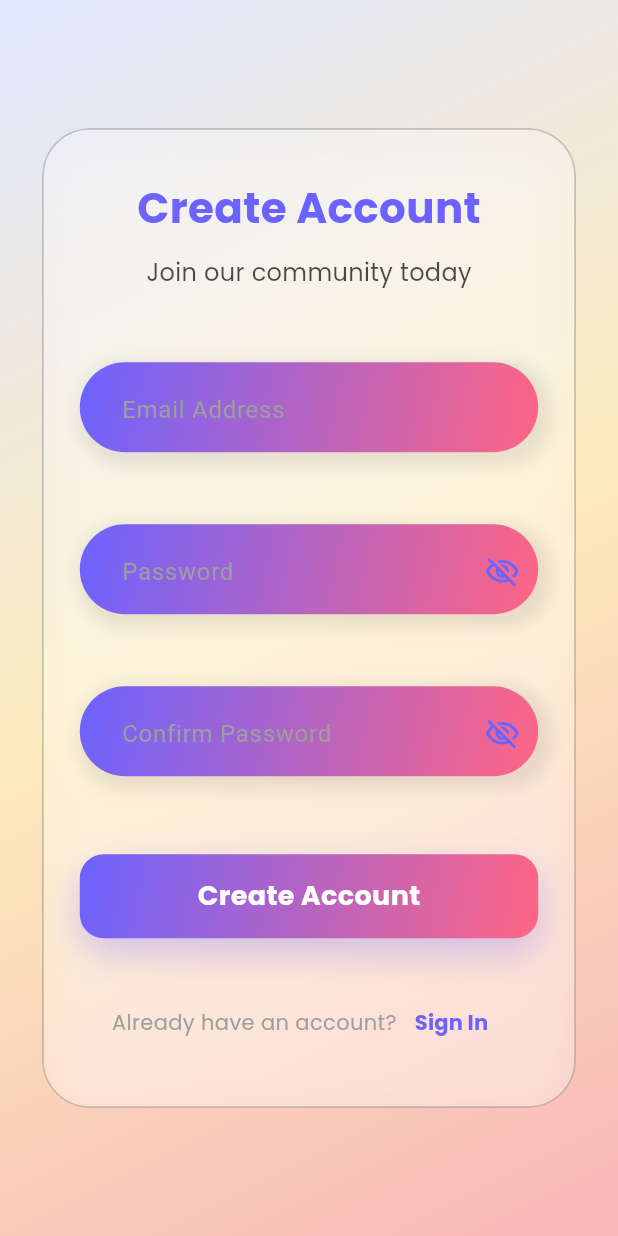
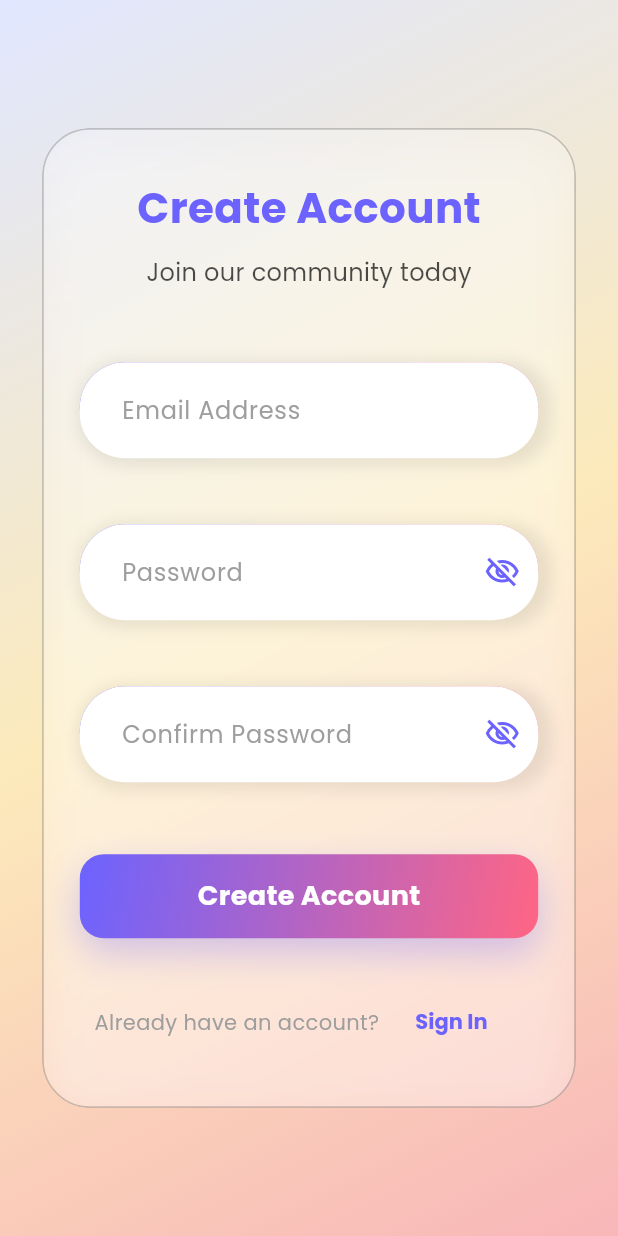
Before and after one commit to MohamedAlkindi/EventConnect, a Flutter app: the screen it shows after launch, after a tap on "Get Started", on a phone screen of 412 x 824 dp. Run offline on Flutter 3.47's test engine with Material 3 defaults, Android fonts, the phone set to English and light mode, and no system bars; our stand-ins replace bloc, cloud_firestore, confetti, firebase_auth, firebase_core, flutter_bloc and 6 more; accounts and stored records are empty; network calls fail.

Commit message:
light UI modification

```diff
--- /dev/null
+++ b/lib/core/theme/app_theme.dart
@@ -0,0 +1,180 @@
+import 'package:flutter/material.dart';
+import 'package:google_fonts/google_fonts.dart';
+
+class AppTheme {
+  static const Color primaryColor = Color(0xFF6C63FF); // Modern purple
+  static const Color secondaryColor = Color(0xFFFF6584); // Vibrant pink
+  static const Color accentColor = Color(0xFFFFB74D); // Warm orange
+  static const Color backgroundColor = Color(0xFFF8F9FE); // Light background
+  static const Color surfaceColor = Colors.white;
+  static const Color errorColor = Color(0xFFE57373);
+  static const Color successColor = Color(0xFF81C784);
+  static const Color textPrimaryColor = Color(0xFF2D3142);
+  static const Color textSecondaryColor = Color(0xFF9C9EB9);
+
+  static ThemeData get lightTheme {
+    return ThemeData(
+      useMaterial3: true,
+      colorScheme: ColorScheme.light(
+        primary: primaryColor,
+        secondary: secondaryColor,
+        surface: surfaceColor,
+        background: backgroundColor,
+        error: errorColor,
+      ),
+      textTheme: GoogleFonts.poppinsTextTheme(
+        TextTheme(
+          displayLarge: TextStyle(
+            color: textPrimaryColor,
+            fontWeight: FontWeight.bold,
+          ),
+          displayMedium: TextStyle(
+            color: textPrimaryColor,
+            fontWeight: FontWeight.bold,
+          ),
+          displaySmall: TextStyle(
+            color: textPrimaryColor,
+            fontWeight: FontWeight.bold,
+          ),
+          headlineMedium: TextStyle(
+            color: textPrimaryColor,
+            fontWeight: FontWeight.w600,
+          ),
+          headlineSmall: TextStyle(
+            color: textPrimaryColor,
+            fontWeight: FontWeight.w600,
+          ),
+          titleLarge: TextStyle(
+            color: textPrimaryColor,
+            fontWeight: FontWeight.w600,
+          ),
+          bodyLarge: TextStyle(
+            color: textPrimaryColor,
+          ),
+          bodyMedium: TextStyle(
+            color: textSecondaryColor,
+          ),
+        ),
+      ),
+      appBarTheme: AppBarTheme(
+        backgroundColor: surfaceColor,
+        elevation: 0,
+        centerTitle: true,
+        iconTheme: IconThemeData(color: textPrimaryColor),
+        titleTextStyle: GoogleFonts.poppins(
+          color: textPrimaryColor,
+          fontSize: 20,
+          fontWeight: FontWeight.w600,
+        ),
+      ),
+      elevatedButtonTheme: ElevatedButtonThemeData(
+        style: ElevatedButton.styleFrom(
+          backgroundColor: primaryColor,
+          foregroundColor: Colors.white,
+          elevation: 0,
+          padding: const EdgeInsets.symmetric(horizontal: 24, vertical: 12),
+          shape: RoundedRectangleBorder(
+            borderRadius: BorderRadius.circular(12),
+          ),
+          textStyle: GoogleFonts.poppins(
+            fontSize: 16,
+            fontWeight: FontWeight.w600,
+          ),
+        ),
+      ),
+      outlinedButtonTheme: OutlinedButtonThemeData(
+        style: OutlinedButton.styleFrom(
+          foregroundColor: primaryColor,
+          side: BorderSide(color: primaryColor),
+          padding: const EdgeInsets.symmetric(horizontal: 24, vertical: 12),
+          shape: RoundedRectangleBorder(
+            borderRadius: BorderRadius.circular(12),
+          ),
+          textStyle: GoogleFonts.poppins(
+            fontSize: 16,
+            fontWeight: FontWeight.w600,
+          ),
+        ),
+      ),
+      textButtonTheme: TextButtonThemeData(
+        style: TextButton.styleFrom(
+          foregroundColor: primaryColor,
+          padding: const EdgeInsets.symmetric(horizontal: 24, vertical: 12),
+          textStyle: GoogleFonts.poppins(
+            fontSize: 16,
+            fontWeight: FontWeight.w600,
+          ),
+        ),
+      ),
+      inputDecorationTheme: InputDecorationTheme(
+        filled: true,
+        fillColor: surfaceColor,
+        contentPadding:
+            const EdgeInsets.symmetric(horizontal: 16, vertical: 16),
+        border: OutlineInputBorder(
+          borderRadius: BorderRadius.circular(12),
+          borderSide: BorderSide(color: textSecondaryColor.withOpacity(0.2)),
+        ),
+        enabledBorder: OutlineInputBorder(
+          borderRadius: BorderRadius.circular(12),
+          borderSide: BorderSide(color: textSecondaryColor.withOpacity(0.2)),
+        ),
+        focusedBorder: OutlineInputBorder(
+          borderRadius: BorderRadius.circular(12),
+          borderSide: BorderSide(color: primaryColor),
+        ),
+        errorBorder: OutlineInputBorder(
+          borderRadius: BorderRadius.circular(12),
+          borderSide: BorderSide(color: errorColor),
+        ),
+        labelStyle: GoogleFonts.poppins(
+          color: textSecondaryColor,
+          fontSize: 14,
+        ),
+        hintStyle: GoogleFonts.poppins(
+          color: textSecondaryColor.withOpacity(0.7),
+          fontSize: 14,
+        ),
+      ),
+      cardTheme: CardTheme(
+        color: surfaceColor,
+        elevation: 0,
+        shape: RoundedRectangleBorder(
+          borderRadius: BorderRadius.circular(16),
+        ),
+        margin: const EdgeInsets.symmetric(horizontal: 16, vertical: 8),
+      ),
+      bottomNavigationBarTheme: BottomNavigationBarThemeData(
+        backgroundColor: surfaceColor,
+        selectedItemColor: primaryColor,
+        unselectedItemColor: textSecondaryColor,
+        type: BottomNavigationBarType.fixed,
+        elevation: 8,
+        selectedLabelStyle: GoogleFonts.poppins(
+          fontSize: 12,
+          fontWeight: FontWeight.w600,
+        ),
+        unselectedLabelStyle: GoogleFonts.poppins(
+          fontSize: 12,
+          fontWeight: FontWeight.w500,
+        ),
+      ),
+      chipTheme: ChipThemeData(
+        backgroundColor: primaryColor.withOpacity(0.1),
+        selectedColor: primaryColor,
+        labelStyle: GoogleFonts.poppins(
+          fontSize: 14,
+          fontWeight: FontWeight.w500,
+        ),
+        shape: RoundedRectangleBorder(
+          borderRadius: BorderRadius.circular(8),
+        ),
+      ),
+      dividerTheme: DividerThemeData(
+        color: textSecondaryColor.withOpacity(0.2),
+        thickness: 1,
+        space: 24,
+      ),
+    );
+  }
+}
--- a/lib/features/attendee/user_homescreen/presentation/user_homescreen.dart
+++ b/lib/features/attendee/user_homescreen/presentation/user_homescreen.dart
@@ -69,6 +69,8 @@ class UserHomeScreenView extends StatelessWidget {
                       ],
                     ),
                     textAlign: TextAlign.center,
+                    overflow: TextOverflow.ellipsis,
+                    maxLines: 1,
                   ),
                 ),
               ],
--- a/lib/features/manager/manager_events/presentation/show_manager_events_screen.dart
+++ b/lib/features/manager/manager_events/presentation/show_manager_events_screen.dart
@@ -97,20 +97,48 @@ class AllEventsScreenView extends StatelessWidget {
                                 child: Padding(
                                   padding: const EdgeInsets.symmetric(
                                       horizontal: 28.0),
-                                  child: Row(
+                                  child: LayoutBuilder(
+                                    builder: (context, constraints) {
+                                      // Calculate available width for each element
+                                      double totalWidth = constraints.maxWidth;
+                                      // Reserve at least 100 for the button, 12 for spacing
+                                      double buttonWidth = totalWidth * 0.22;
+                                      if (buttonWidth < 70) buttonWidth = 70;
+                                      if (buttonWidth > 120) buttonWidth = 120;
+                                      double textMaxWidth =
+                                          totalWidth - buttonWidth - 12;
+
+                                      return Row(
                                         mainAxisAlignment:
                                             MainAxisAlignment.spaceBetween,
                                         crossAxisAlignment:
                                             CrossAxisAlignment.center,
                                         children: [
-                                      Text(
+                                          // Flexible text to avoid overflow
+                                          Flexible(
+                                            child: Container(
+                                              constraints: BoxConstraints(
+                                                maxWidth: textMaxWidth,
+                                              ),
+                                              child: FittedBox(
+                                                fit: BoxFit.scaleDown,
+                                                alignment: Alignment.centerLeft,
+                                                child: Text(
                                                   "Manage Events",
                                                   style: GoogleFonts.poppins(
-                                          color: const Color(0xFF6C63FF),
+                                                    color:
+                                                        const Color(0xFF6C63FF),
                                                     fontSize: 26,
                                                     fontWeight: FontWeight.bold,
                                                   ),
+                                                  maxLines: 1,
+                                                  overflow:
+                                                      TextOverflow.ellipsis,
                                                 ),
+                                              ),
+                                            ),
+                                          ),
+                                          const SizedBox(width: 12),
                                           GestureDetector(
                                             onTap: () {
                                               Navigator.pushNamed(
@@ -119,7 +147,7 @@ class AllEventsScreenView extends StatelessWidget {
                                               );
                                             },
                                             child: Container(
-                                          width: 85,
+                                              width: buttonWidth,
                                               height: 35,
                                               decoration: BoxDecoration(
                                                 gradient: const LinearGradient(
@@ -134,26 +162,36 @@ class AllEventsScreenView extends StatelessWidget {
                                                     BorderRadius.circular(16),
                                                 boxShadow: [
                                                   BoxShadow(
-                                                color: Colors.black.withAlpha(
-                                                    (0.18 * 255).round()),
+                                                    color: Colors.black
+                                                        .withAlpha((0.18 * 255)
+                                                            .round()),
                                                     blurRadius: 10,
                                                     offset: const Offset(0, 4),
                                                   ),
                                                 ],
                                               ),
                                               child: Center(
+                                                child: FittedBox(
+                                                  fit: BoxFit.scaleDown,
                                                   child: Text(
                                                     "Add",
                                                     style: TextStyle(
                                                       color: Colors.white,
                                                       fontSize: 16,
-                                                fontWeight: FontWeight.bold,
+                                                      fontWeight:
+                                                          FontWeight.bold,
+                                                    ),
+                                                    maxLines: 1,
+                                                    overflow:
+                                                        TextOverflow.ellipsis,
                                                   ),
                                                 ),
                                               ),
                                             ),
                                           ),
                                         ],
+                                      );
+                                    },
                                   ),
                                 ),
                               ),
--- a/lib/main.dart
+++ b/lib/main.dart
@@ -1,5 +1,6 @@
 import 'package:event_connect/core/firebase/config/firebase_options.dart';
 import 'package:event_connect/core/firebase/user/firebase_user.dart';
+import 'package:event_connect/core/theme/app_theme.dart';
 import 'package:event_connect/features/attendee/all_events/presentation/all_events_screen.dart';
 import 'package:event_connect/features/attendee/all_events/presentation/cubit/all_events_cubit.dart';
 import 'package:event_connect/features/attendee/edit_profile/presentation/cubit/edit_profile_cubit.dart';
@@ -132,6 +133,7 @@ class MainApp extends StatelessWidget {
       ],
       child: MaterialApp(
         debugShowCheckedModeBanner: false,
+        theme: AppTheme.lightTheme,
         home: startUpWidget,
         routes: {
           loginPageRoute: (context) => LoginPage(),
```
Lines whose indentation alone changed are shown as unchanged.
